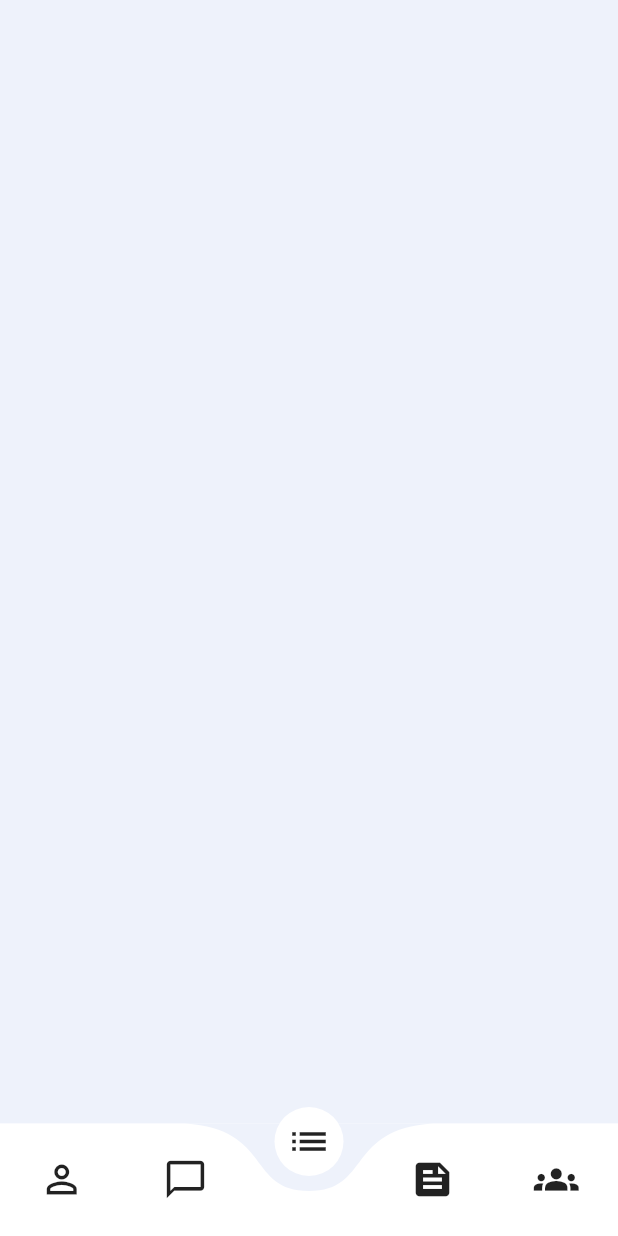
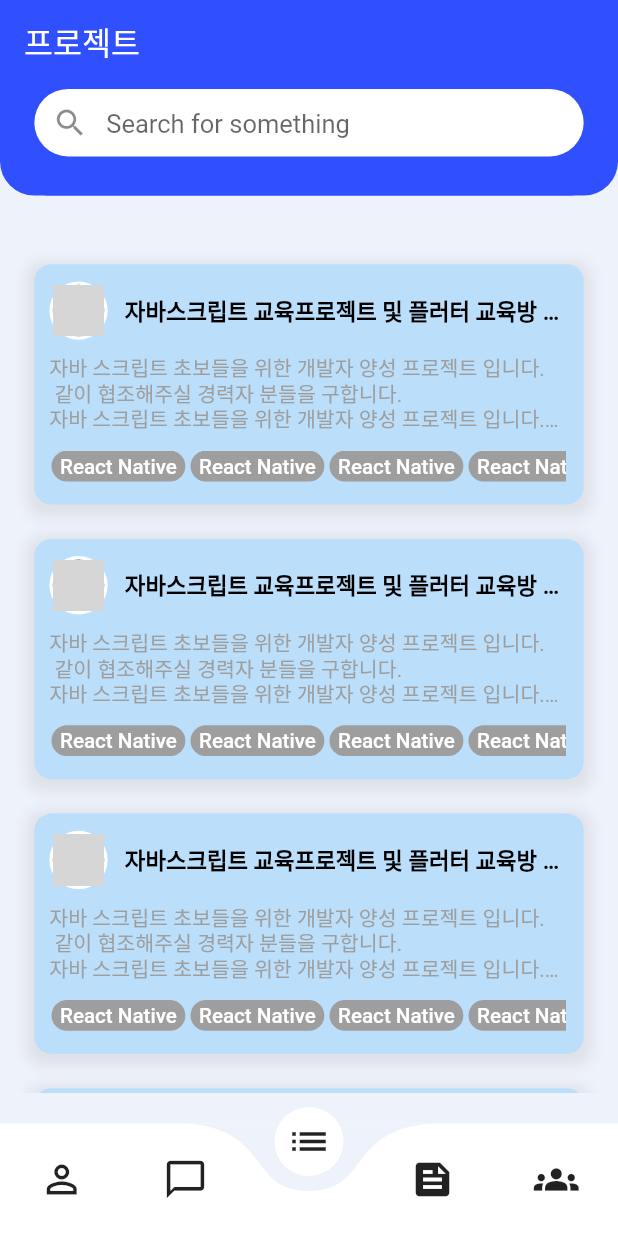
Before and after one commit to Timebear000/Flutter-Chat-Study, a Flutter app: the AppLayout screen opened by its route, item 3 of the bottom bar chosen, on a phone screen of 412 x 824 dp. Run offline on Flutter 3.47's test engine with Material 2 defaults, Android fonts, the light colour scheme and no system bars; drawn by our look-alikes of curved_navigation_bar; our stand-ins replace flutter_screenutil, get, smooth_page_indicator; network calls fail; grey boxes are pictures that could not be loaded.

```diff
--- a/lib/components/widget/skill.dart
+++ b/lib/components/widget/skill.dart
@@ -6,12 +6,15 @@ class Skill extends StatelessWidget {
   final EdgeInsets? padding;
   final EdgeInsets? magin;
   final String skill;
+  final TextStyle? style;
 
-  const Skill({this.color, this.padding, this.magin, required this.skill});
+  const Skill(
+      {this.color, this.padding, this.magin, required this.skill, this.style});
 
   @override
   Widget build(BuildContext context) {
     return Container(
+      margin: magin ?? null,
       padding: padding ?? EdgeInsets.symmetric(horizontal: 10.w, vertical: 5.w),
       decoration: BoxDecoration(
         color: color ?? Colors.grey,
@@ -19,11 +22,12 @@ class Skill extends StatelessWidget {
       ),
       child: Text(
         skill,
-        style: TextStyle(
-          color: Colors.white,
-          fontWeight: FontWeight.w500,
-          fontSize: 14.sp,
-        ),
+        style: style ??
+            TextStyle(
+              color: Colors.white,
+              fontWeight: FontWeight.w500,
+              fontSize: 14.sp,
+            ),
       ),
     );
   }
--- a/lib/routes/app_pages.dart
+++ b/lib/routes/app_pages.dart
@@ -3,6 +3,8 @@ import 'package:devsload/screen/Auth/Register/view/RegisterScreen.dart';
 import 'package:devsload/screen/Chat/view/ChatRoomScreen.dart';
 import 'package:devsload/screen/Layout/controller/bottomNavController.dart';
 import 'package:devsload/screen/Layout/view/AppLayout.dart';
+import 'package:devsload/screen/Project/view/ProjectDetail.dart';
+import 'package:devsload/screen/Project/view/ProjectScreen.dart';
 import 'package:get/get.dart';
 
 part 'app_routes.dart';
@@ -33,5 +35,10 @@ class AppPages {
       name: "${_Paths.CHATROOM}/:id",
       page: () => ChatRoomScreen(),
     ),
+    GetPage(name: _Paths.PROJECT, page: () => ProjectScreen()),
+    GetPage(
+      name: "${_Paths.PROJECT_DETAIL}/:id",
+      page: () => ProjectDetailScreen(),
+    ),
   ];
 }
--- a/lib/routes/app_routes.dart
+++ b/lib/routes/app_routes.dart
@@ -7,6 +7,8 @@ abstract class Routes {
   static const Register = _Paths.Register;
   static const APP = _Paths.APP;
   static const CHATROOM = _Paths.CHATROOM;
+  static const PROJECT = _Paths.PROJECT;
+  static const PROJECT_DETAIL = _Paths.PROJECT_DETAIL;
 }
 
 abstract class _Paths {
@@ -15,4 +17,6 @@ abstract class _Paths {
   static const Register = '/register';
   static const APP = "/main";
   static const CHATROOM = "/chat";
+  static const PROJECT = "/project";
+  static const PROJECT_DETAIL = "/project/detail";
 }
--- a/lib/screen/Layout/controller/bottomNavController.dart
+++ b/lib/screen/Layout/controller/bottomNavController.dart
@@ -1,5 +1,6 @@
 import 'package:devsload/screen/Chat/view/ChatListScreen.dart';
 import 'package:devsload/screen/Home/view/HomeScreen.dart';
+import 'package:devsload/screen/Project/view/ProjectScreen.dart';
 import 'package:devsload/styles/Colors.dart';
 import 'package:flutter/material.dart';
 import 'package:get/get.dart';
@@ -14,9 +15,7 @@ class BottomNaviController extends GetxController {
   List<Widget> body_list = [
     HomeScreen(),
     ChatListScreen(),
-    Scaffold(
-      backgroundColor: AppColor.BackGroundColor,
-    ),
+    ProjectScreen(),
     Scaffold(
       backgroundColor: AppColor.BackGroundColor,
     ),
--- /dev/null
+++ b/lib/screen/Project/view/ProjectScreen.dart
@@ -0,0 +1,190 @@
+import 'package:devsload/components/widget/skill.dart';
+import 'package:devsload/routes/app_pages.dart';
+import 'package:devsload/styles/Colors.dart';
+import 'package:flutter/material.dart';
+import 'package:flutter_screenutil/flutter_screenutil.dart';
+import 'package:get/get.dart';
+
+class ProjectScreen extends StatelessWidget {
+  @override
+  Widget build(BuildContext context) {
+    return Scaffold(
+      backgroundColor: AppColor.BackGroundColor,
+      body: NestedScrollView(
+        body: Container(
+          width: double.infinity,
+          height: double.infinity,
+          padding: EdgeInsets.only(bottom: 18.w),
+          child: Column(
+            children: [
+              Container(
+                width: double.infinity,
+                height: 30.w,
+              ),
+              Expanded(
+                child: ListView.builder(
+                  padding: EdgeInsets.zero,
+                  shrinkWrap: true,
+                  itemBuilder: (_, index) {
+                    return GestureDetector(
+                      behavior: HitTestBehavior.translucent,
+                      onTap: () {
+                        Get.toNamed("${Routes.PROJECT_DETAIL}/1234");
+                      },
+                      child: Container(
+                        decoration: BoxDecoration(
+                          borderRadius: BorderRadius.circular(10.w),
+                          color: Colors.blue[100],
+                          boxShadow: [
+                            BoxShadow(
+                              color: Colors.grey.withOpacity(0.2),
+                              spreadRadius: 5,
+                              blurRadius: 7,
+                              offset: Offset(0, 3),
+                            ),
+                          ],
+                        ),
+                        margin: EdgeInsets.symmetric(
+                            horizontal: 20.w, vertical: 10.w),
+                        width: double.infinity,
+                        height: 140.w,
+                        child: Column(
+                          crossAxisAlignment: CrossAxisAlignment.start,
+                          children: [
+                            SizedBox(height: 10.w),
+                            Container(
+                              padding: EdgeInsets.symmetric(horizontal: 10),
+                              child: Row(
+                                children: [
+                                  CircleAvatar(
+                                    radius: 17.w,
+                                    backgroundColor: Colors.white,
+                                    child: CircleAvatar(
+                                        radius: 15.w,
+                                        backgroundImage: NetworkImage(
+                                          "https://images.unsplash.com/photo-1603575448878-868a20723f5d?ixlib=rb-1.2.1&ixid=MnwxMjA3fDB8MHxwaG90by1wYWdlfHx8fGVufDB8fHx8&auto=format&fit=crop&w=1740&q=80",
+                                        )),
+                                  ),
+                                  SizedBox(width: 10.w),
+                                  Expanded(
+                                      child: Text(
+                                    '자바스크립트 교육프로젝트 및 플러터 교육방 cpzmcmlmcalmclewm',
+                                    maxLines: 1,
+                                    overflow: TextOverflow.ellipsis,
+                                    style: TextStyle(
+                                      fontSize: 13.sp,
+                                      fontWeight: FontWeight.bold,
+                                      color: Colors.black,
+                                    ),
+                                  )),
+                                ],
+                              ),
+                            ),
+                            SizedBox(height: 10.w),
+                            Container(
+                              padding: EdgeInsets.symmetric(horizontal: 10),
+                              child: Text(
+                                '자바 스크립트 초보들을 위한 개발자 양성 프로젝트 입니다.\n 같이 협조해주실 경력자 분들을 구합니다.\n자바 스크립트 초보들을 위한 개발자 양성 프로젝트 입니다.멍멍\n 같이 협조해주실 경력자 분들을 구합니다.자바 스크립트 초보들을 위한 개발자 양성 프로젝트 입니다.\n 같이 협조해주실 경력자 분들을 구합니다.자바 스크립트 초보들을 위한 개발자 양성 프로젝트 입니다.\n 같이 협조해주실 경력자 분들을 구합니자바 스크립트 초보들을 위한 개발자 양성 프로젝트 입니다.\n 같이 협조해주실 경력자 분들을 구합니다.자바 스크립트 초보들을 위한 개발자 양성 프로젝트 입니다.\n 같이 협조해주실 경력자 분들을 구합니다.다.',
+                                maxLines: 3,
+                                overflow: TextOverflow.ellipsis,
+                                style: TextStyle(
+                                  fontSize: 12.sp,
+                                  height: 1.2,
+                                  fontWeight: FontWeight.w400,
+                                  color: Colors.grey,
+                                ),
+                              ),
+                            ),
+                            SizedBox(height: 10.w),
+                            Container(
+                              padding: EdgeInsets.only(right: 10.w),
+                              width: double.infinity,
+                              height: 18.w,
+                              child: ListView.builder(
+                                shrinkWrap: true,
+                                scrollDirection: Axis.horizontal,
+                                itemCount: 12,
+                                itemBuilder: (_, index) => Container(
+                                  margin: EdgeInsets.only(
+                                    left: index == 0 ? 10.w : 0,
+                                  ),
+                                  height: 18.w,
+                                  child: Center(
+                                    child: Skill(
+                                      skill: "React Native",
+                                      padding: EdgeInsets.symmetric(
+                                          horizontal: 5.w, vertical: 2.w),
+                                      magin: EdgeInsets.only(right: 3.w),
+                                      style: TextStyle(
+                                        fontSize: 12.sp,
+                                        fontWeight: FontWeight.w500,
+                                        color: Colors.white,
+                                      ),
+                                    ),
+                                  ),
+                                ),
+                              ),
+                            )
+                          ],
+                        ),
+                      ),
+                    );
+                  },
+                  itemCount: 20,
+                ),
+              ),
+            ],
+          ),
+        ),
+        floatHeaderSlivers: true,
+        headerSliverBuilder: (context, innerBoxISScrollerd) =>
+            [_projectAppBar()],
+      ),
+    );
+  }
+
+  SliverAppBar _projectAppBar() {
+    return SliverAppBar(
+      backgroundColor: Colors.indigoAccent[700],
+      floating: true,
+      automaticallyImplyLeading: false,
+      pinned: true,
+      snap: false,
+      centerTitle: false,
+      shape: RoundedRectangleBorder(
+        borderRadius: BorderRadius.vertical(
+          bottom: Radius.circular(20.w),
+        ),
+      ),
+      stretch: true,
+      title: Text('프로젝트'),
+      bottom: PreferredSize(
+        preferredSize: Size.fromHeight(65.w),
+        child: Container(
+            decoration: BoxDecoration(
+              color: Colors.indigoAccent[700],
+              borderRadius: BorderRadius.circular(30.w),
+            ),
+            width: double.infinity,
+            height: 65.w,
+            padding: EdgeInsets.only(bottom: 20.w, left: 20.w, right: 20.w),
+            child: Center(
+              child: Container(
+                decoration: BoxDecoration(
+                  color: Colors.white,
+                  borderRadius: BorderRadius.circular(20.w),
+                ),
+                height: 45,
+                child: TextField(
+                  decoration: InputDecoration(
+                    border: InputBorder.none,
+                    hintText: 'Search for something',
+                    prefixIcon: Icon(Icons.search),
+                  ),
+                ),
+              ),
+            )),
+      ),
+    );
+  }
+}
```
Also changed, not shown: lib/screen/Project/view/ProjectDetail.dart (added, +106 -0 lines).
